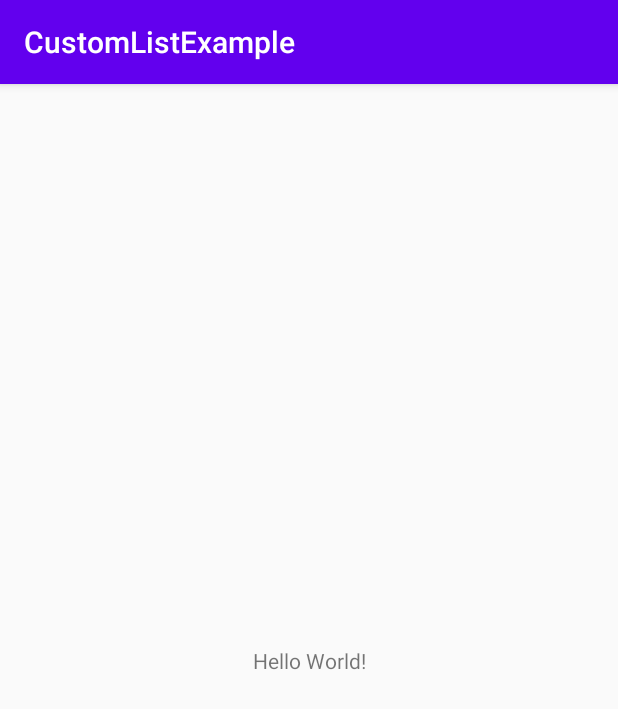
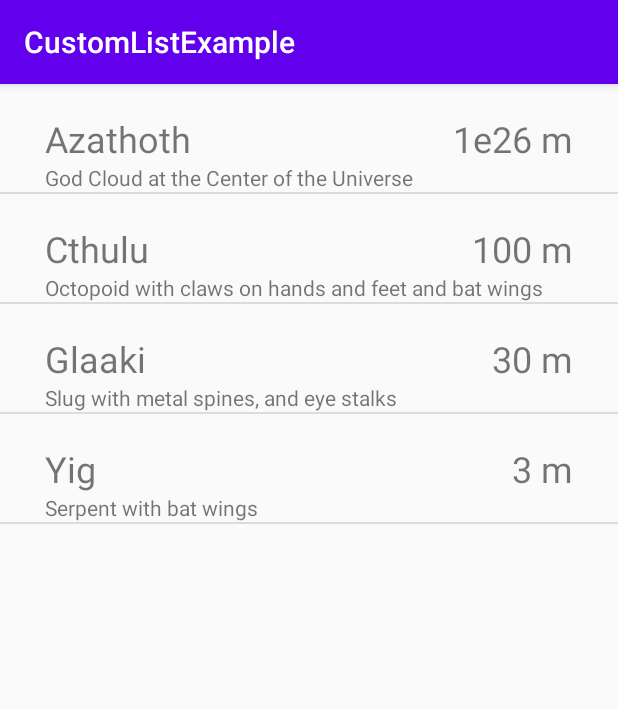
Before and after one commit to john-science/LetsLearnAndroid, an Android app: the screen it shows after launch (MainActivity), on a phone screen of 412 x 824 dp. Shown: the top 709 px of the screen. Run offline under Robolectric (Android 15) with nearby library versions, the phone set to English and light mode, and no system bars.

Commit message:
working but boring list view app

```diff
--- /dev/null
+++ b/CustomListExample/app/src/main/java/net/antineutrino/customlistexample/ItemAdapter.java
@@ -0,0 +1,56 @@
+package net.antineutrino.customlistexample;
+import android.content.Context;
+import android.view.LayoutInflater;
+import android.view.View;
+import android.view.ViewGroup;
+import android.widget.BaseAdapter;
+import android.widget.TextView;
+
+
+public class ItemAdapter extends BaseAdapter {
+
+    LayoutInflater mInflater;
+    String[] items;
+    String[] prices;
+    String[] descriptions;
+
+    public ItemAdapter(Context context, String[] i, String[] p, String[] d) {
+        items = i;
+        prices = p;
+        descriptions = d;
+        mInflater = (LayoutInflater) context.getSystemService(Context.LAYOUT_INFLATER_SERVICE);
+    }
+
+    @Override
+    public int getCount() {
+        return items.length;
+    }
+
+    @Override
+    public Object getItem(int position) {
+        return items[position];
+    }
+
+    @Override
+    public long getItemId(int position) {
+        return position;
+    }
+
+    @Override
+    public View getView(int position, View convertView, ViewGroup parent) {
+        View v = mInflater.inflate(R.layout.my_listview_layout, null);
+        TextView textViewName = (TextView) v.findViewById(R.id.textViewName);
+        TextView textViewPrice = (TextView) v.findViewById(R.id.textViewPrice);
+        TextView textViewDesc = (TextView) v.findViewById(R.id.textViewDesc);
+
+        String name = items[position];
+        String cost = prices[position];
+        String desc = descriptions[position];
+
+        textViewName.setText(name);
+        textViewPrice.setText(cost);
+        textViewDesc.setText(desc);
+
+        return v;
+    }
+}
--- a/CustomListExample/app/src/main/java/net/antineutrino/customlistexample/MainActivity.java
+++ b/CustomListExample/app/src/main/java/net/antineutrino/customlistexample/MainActivity.java
@@ -1,13 +1,29 @@
 package net.antineutrino.customlistexample;
+import android.content.res.Resources;
+import android.widget.ListView;
 import androidx.appcompat.app.AppCompatActivity;
 import android.os.Bundle;
 
 
 public class MainActivity extends AppCompatActivity {
 
+    ListView myListView;
+    String[] items;
+    String[] prices;
+    String[] descriptions;
+
     @Override
     protected void onCreate(Bundle savedInstanceState) {
         super.onCreate(savedInstanceState);
         setContentView(R.layout.activity_main);
+
+        Resources res = getResources();
+        myListView = (ListView) findViewById(R.id.listView0);
+        items = res.getStringArray(R.array.items);
+        prices = res.getStringArray(R.array.prices);
+        descriptions = res.getStringArray(R.array.descriptions);
+
+        ItemAdapter itemAdapter = new ItemAdapter(this, items, prices, descriptions);
+        myListView.setAdapter(itemAdapter);
     }
-}A
+}
--- a/CustomListExample/app/src/main/res/layout/activity_main.xml
+++ b/CustomListExample/app/src/main/res/layout/activity_main.xml
@@ -6,13 +6,9 @@
     android:layout_height="match_parent"
     tools:context=".MainActivity">
 
-    <TextView
-        android:layout_width="wrap_content"
-        android:layout_height="wrap_content"
-        android:text="Hello World!"
-        app:layout_constraintBottom_toBottomOf="parent"
-        app:layout_constraintLeft_toLeftOf="parent"
-        app:layout_constraintRight_toRightOf="parent"
-        app:layout_constraintTop_toTopOf="parent" />
+    <ListView
+        android:layout_width="match_parent"
+        android:layout_height="match_parent"
+        android:id="@+id/listView0" />
 
 </androidx.constraintlayout.widget.ConstraintLayout>
--- /dev/null
+++ b/CustomListExample/app/src/main/res/layout/my_listview_layout.xml
@@ -0,0 +1,44 @@
+<?xml version="1.0" encoding="utf-8"?>
+<RelativeLayout xmlns:android="http://schemas.android.com/apk/res/android"
+    android:layout_width="match_parent"
+    android:layout_height="match_parent">
+
+    <TextView
+        android:id="@+id/textViewName"
+        android:layout_width="wrap_content"
+        android:layout_height="wrap_content"
+        android:layout_alignParentStart="true"
+        android:layout_alignParentLeft="true"
+        android:layout_alignParentTop="true"
+        android:layout_marginStart="30dp"
+        android:layout_marginLeft="30dp"
+        android:layout_marginTop="20dp"
+        android:text="name"
+        android:textSize="24sp" />
+
+    <TextView
+        android:id="@+id/textViewDesc"
+        android:layout_width="wrap_content"
+        android:layout_height="wrap_content"
+        android:layout_below="@+id/textViewName"
+        android:layout_alignParentStart="true"
+        android:layout_alignParentLeft="true"
+        android:layout_marginStart="30dp"
+        android:layout_marginLeft="30dp"
+        android:layout_marginTop="0dp"
+        android:text="Description" />
+
+    <TextView
+        android:id="@+id/textViewPrice"
+        android:layout_width="wrap_content"
+        android:layout_height="wrap_content"
+        android:layout_alignParentTop="true"
+        android:layout_alignParentEnd="true"
+        android:layout_alignParentRight="true"
+        android:layout_marginTop="20dp"
+        android:layout_marginEnd="30dp"
+        android:layout_marginRight="30dp"
+        android:text="price"
+        android:textSize="24sp" />
+
+</RelativeLayout>
--- a/CustomListExample/app/src/main/res/values/strings.xml
+++ b/CustomListExample/app/src/main/res/values/strings.xml
@@ -1,3 +1,25 @@
 <resources>
     <string name="app_name">CustomListExample</string>
+
+    <string-array name="items">
+        <item>Azathoth</item>
+        <item>Cthulu</item>
+        <item>Glaaki</item>
+        <item>Yig</item>
+    </string-array>
+
+    <string-array name="prices">
+        <item>1e26 m</item>
+        <item>100 m</item>
+        <item>30 m</item>
+        <item>3 m</item>
+    </string-array>
+
+
+    <string-array name="descriptions">
+        <item>God Cloud at the Center of the Universe</item>
+        <item>Octopoid with claws on hands and feet and bat wings</item>
+        <item>Slug with metal spines, and eye stalks</item>
+        <item>Serpent with bat wings</item>
+    </string-array>
 </resources>
```
